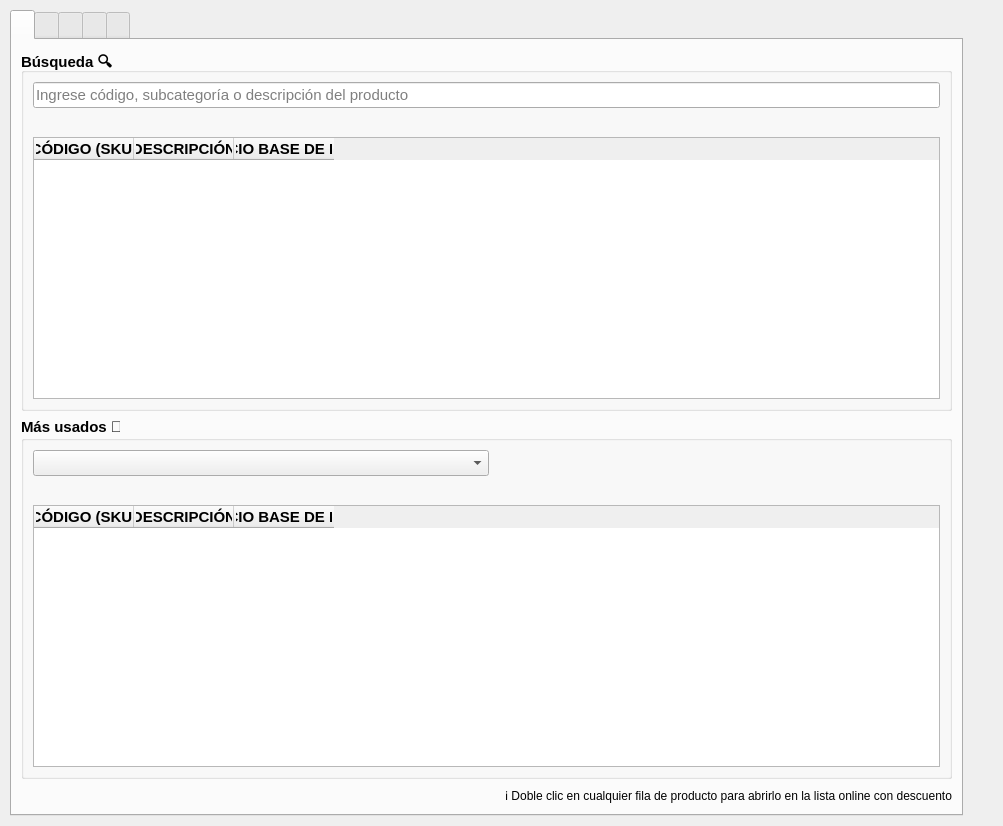
The window that ui/app.ui (angelogllrd/PrecioFacil) describes before a commit, drawn with Qt 5.
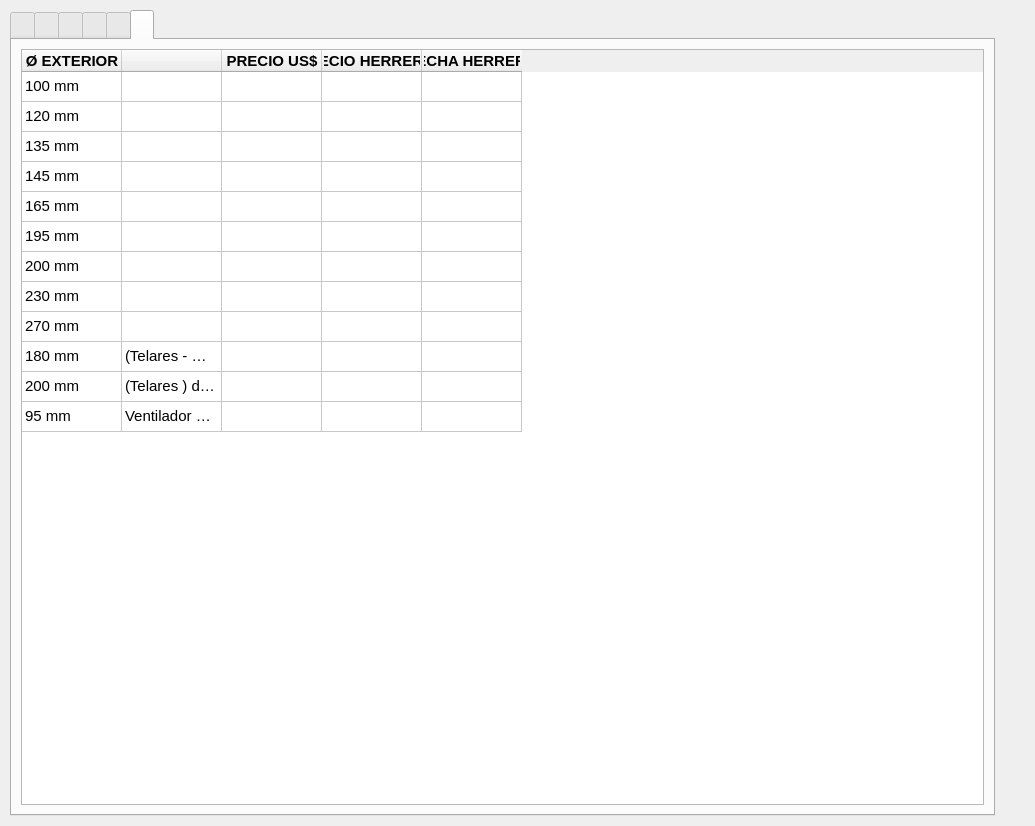
The same window after the commit. Icons and pictures are not drawn.

The edit to the form file:
```diff
--- a/ui/app.ui
+++ b/ui/app.ui
@@ -6,7 +6,7 @@
    <rect>
     <x>0</x>
     <y>0</y>
-    <width>1003</width>
+    <width>1035</width>
     <height>826</height>
    </rect>
   </property>
@@ -143,7 +143,7 @@
        </font>
       </property>
       <property name="currentIndex">
-       <number>0</number>
+       <number>5</number>
       </property>
       <property name="iconSize">
        <size>
@@ -194,8 +194,8 @@
               <widget class="QLabel" name="label_search_hh">
                <property name="font">
                 <font>
-                 <pointsize>11</pointsize>
-                 <bold>false</bold>
+                 <pointsize>10</pointsize>
+                 <bold>true</bold>
                 </font>
                </property>
                <property name="text">
@@ -1995,6 +1995,208 @@
         </item>
        </layout>
       </widget>
+      <widget class="QWidget" name="tab_fans">
+       <attribute name="icon">
+        <iconset>
+         <normaloff>../resources/img/brands/vent.png</normaloff>../resources/img/brands/vent.png</iconset>
+       </attribute>
+       <attribute name="title">
+        <string/>
+       </attribute>
+       <layout class="QGridLayout" name="gridLayout_16">
+        <item row="0" column="0">
+         <widget class="QTableWidget" name="tableWidget_fans">
+          <property name="focusPolicy">
+           <enum>Qt::FocusPolicy::NoFocus</enum>
+          </property>
+          <property name="editTriggers">
+           <set>QAbstractItemView::EditTrigger::AllEditTriggers</set>
+          </property>
+          <property name="selectionMode">
+           <enum>QAbstractItemView::SelectionMode::SingleSelection</enum>
+          </property>
+          <property name="rowCount">
+           <number>12</number>
+          </property>
+          <attribute name="verticalHeaderVisible">
+           <bool>false</bool>
+          </attribute>
+          <row/>
+          <row/>
+          <row/>
+          <row/>
+          <row/>
+          <row/>
+          <row/>
+          <row/>
+          <row/>
+          <row/>
+          <row/>
+          <row/>
+          <column>
+           <property name="text">
+            <string>Ø EXTERIOR</string>
+           </property>
+           <property name="font">
+            <font>
+             <pointsize>11</pointsize>
+             <bold>true</bold>
+            </font>
+           </property>
+          </column>
+          <column>
+           <property name="text">
+            <string/>
+           </property>
+          </column>
+          <column>
+           <property name="text">
+            <string>PRECIO US$</string>
+           </property>
+           <property name="font">
+            <font>
+             <pointsize>11</pointsize>
+             <bold>true</bold>
+            </font>
+           </property>
+          </column>
+          <column>
+           <property name="text">
+            <string>PRECIO HERRERA $</string>
+           </property>
+           <property name="font">
+            <font>
+             <pointsize>11</pointsize>
+             <bold>true</bold>
+            </font>
+           </property>
+          </column>
+          <column>
+           <property name="text">
+            <string>FECHA HERRERA</string>
+           </property>
+           <property name="font">
+            <font>
+             <pointsize>11</pointsize>
+             <bold>true</bold>
+            </font>
+           </property>
+          </column>
+          <item row="0" column="0">
+           <property name="text">
+            <string>100 mm</string>
+           </property>
+           <property name="flags">
+            <set>ItemIsDragEnabled|ItemIsDropEnabled|ItemIsUserCheckable|ItemIsEnabled</set>
+           </property>
+          </item>
+          <item row="1" column="0">
+           <property name="text">
+            <string>120 mm</string>
+           </property>
+           <property name="flags">
+            <set>ItemIsDragEnabled|ItemIsDropEnabled|ItemIsUserCheckable|ItemIsEnabled</set>
+           </property>
+          </item>
+          <item row="2" column="0">
+           <property name="text">
+            <string>135 mm</string>
+           </property>
+           <property name="flags">
+            <set>ItemIsDragEnabled|ItemIsDropEnabled|ItemIsUserCheckable|ItemIsEnabled</set>
+           </property>
+          </item>
+          <item row="3" column="0">
+           <property name="text">
+            <string>145 mm</string>
+           </property>
+           <property name="flags">
+            <set>ItemIsDragEnabled|ItemIsDropEnabled|ItemIsUserCheckable|ItemIsEnabled</set>
+           </property>
+          </item>
+          <item row="4" column="0">
+           <property name="text">
+            <string>165 mm</string>
+           </property>
+           <property name="flags">
+            <set>ItemIsDragEnabled|ItemIsDropEnabled|ItemIsUserCheckable|ItemIsEnabled</set>
+           </property>
+          </item>
+          <item row="5" column="0">
+           <property name="text">
+            <string>195 mm</string>
+           </property>
+           <property name="flags">
+            <set>ItemIsDragEnabled|ItemIsDropEnabled|ItemIsUserCheckable|ItemIsEnabled</set>
+           </property>
+          </item>
+          <item row="6" column="0">
+           <property name="text">
+            <string>200 mm</string>
+           </property>
+           <property name="flags">
+            <set>ItemIsDragEnabled|ItemIsDropEnabled|ItemIsUserCheckable|ItemIsEnabled</set>
+           </property>
+          </item>
+          <item row="7" column="0">
+           <property name="text">
+            <string>230 mm</string>
+           </property>
+           <property name="flags">
+            <set>ItemIsDragEnabled|ItemIsDropEnabled|ItemIsUserCheckable|ItemIsEnabled</set>
+           </property>
+          </item>
+          <item row="8" column="0">
+           <property name="text">
+            <string>270 mm</string>
+           </property>
+           <property name="flags">
+            <set>ItemIsDragEnabled|ItemIsDropEnabled|ItemIsUserCheckable|ItemIsEnabled</set>
+           </property>
+          </item>
+          <item row="9" column="0">
+           <property name="text">
+            <string>180 mm</string>
+           </property>
+           <property name="flags">
+            <set>ItemIsDragEnabled|ItemIsDropEnabled|ItemIsUserCheckable|ItemIsEnabled</set>
+           </property>
+          </item>
+          <item row="9" column="1">
+           <property name="text">
+            <string>(Telares - Bombé) de 12 palas - Cod. Nro. 21702689041 (eje 30, chav. 6)</string>
+           </property>
+          </item>
+          <item row="10" column="0">
+           <property name="text">
+            <string>200 mm</string>
+           </property>
+           <property name="flags">
+            <set>ItemIsDragEnabled|ItemIsDropEnabled|ItemIsUserCheckable|ItemIsEnabled</set>
+           </property>
+          </item>
+          <item row="10" column="1">
+           <property name="text">
+            <string>(Telares ) de 11 palas Cod. Nro. 21701651054 (eje 28 - chav 8)</string>
+           </property>
+          </item>
+          <item row="11" column="0">
+           <property name="text">
+            <string>95 mm</string>
+           </property>
+           <property name="flags">
+            <set>ItemIsDragEnabled|ItemIsDropEnabled|ItemIsUserCheckable|ItemIsEnabled</set>
+           </property>
+          </item>
+          <item row="11" column="1">
+           <property name="text">
+            <string>Ventilador chiquito de 12 palas</string>
+           </property>
+          </item>
+         </widget>
+        </item>
+       </layout>
+      </widget>
      </widget>
     </item>
    </layout>
```
Left out of the diff: 30 changed lines with no effect on the pictures.
